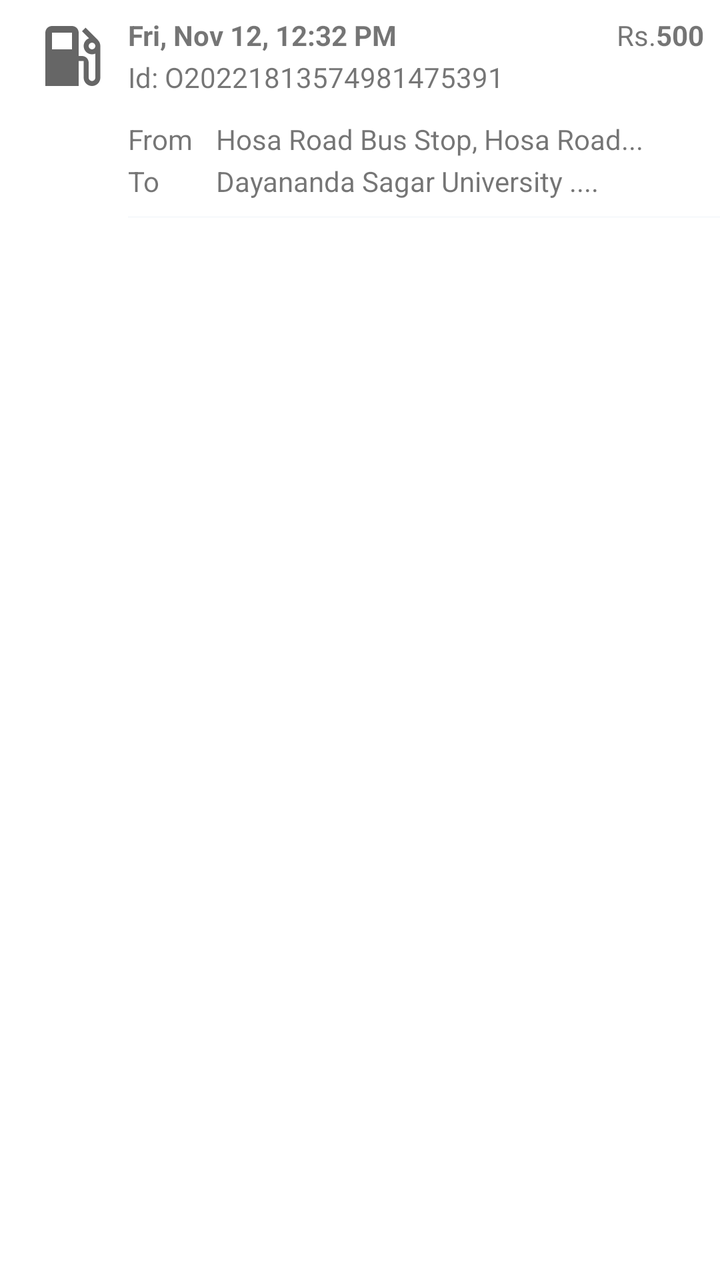
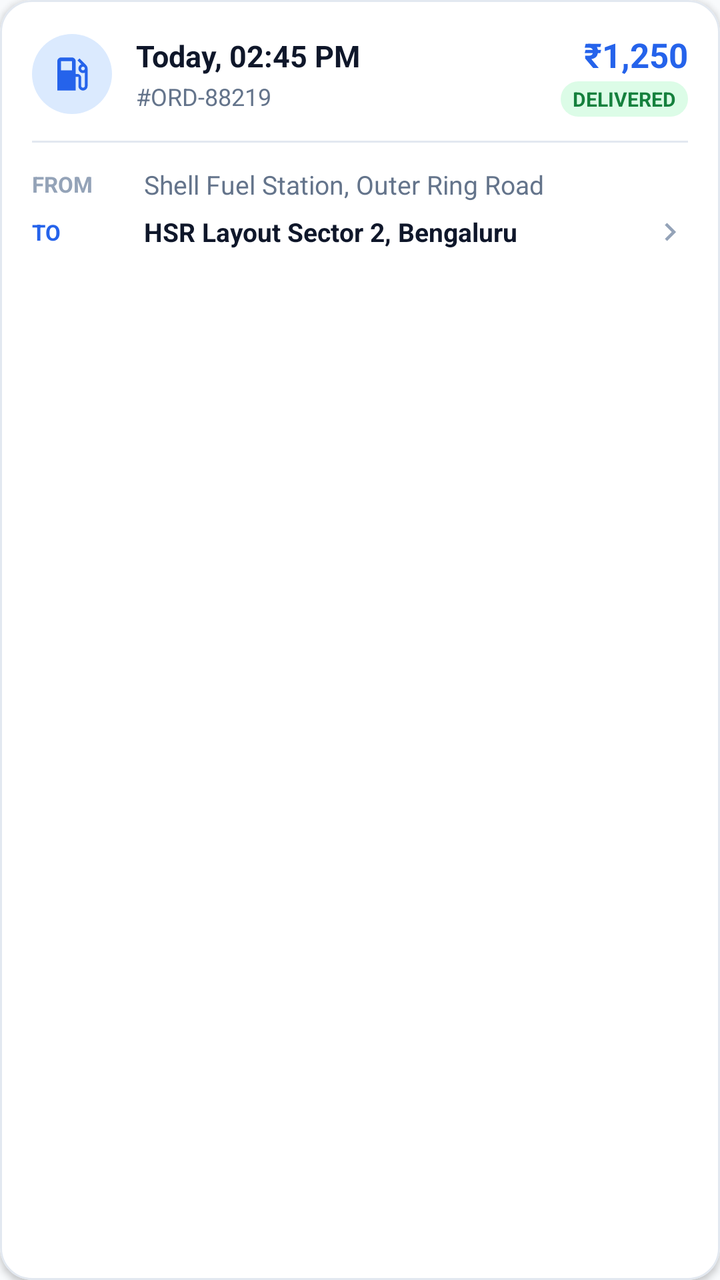

Compare the two renders of this Android layout. The source of the first and the diff that turns it into the second are given below.
<!-- AndroidManifest.xml: application theme Theme.FuelOnWheelsApp -->
<!-- res/layout/order_item.xml -->
<?xml version="1.0" encoding="utf-8"?>
<androidx.constraintlayout.widget.ConstraintLayout xmlns:android="http://schemas.android.com/apk/res/android"
    xmlns:app="http://schemas.android.com/apk/res-auto"
    android:layout_width="match_parent"
    android:layout_height="wrap_content">

    <ImageView
        android:id="@+id/imageView2"
        android:layout_width="40dp"
        android:layout_height="40dp"
        android:layout_marginStart="16dp"
        android:layout_marginTop="8dp"
        app:layout_constraintStart_toStartOf="parent"
        app:layout_constraintTop_toTopOf="parent"
        app:srcCompat="@drawable/ic_baseline_local_gas_station_24"
        android:contentDescription="@string/logo" />


    <TextView
        android:id="@+id/tv_orderId"
        android:layout_width="wrap_content"
        android:layout_height="wrap_content"
        android:layout_marginStart="8dp"
        android:text="@string/id_o20221813574981475391"
        app:layout_constraintBottom_toBottomOf="@+id/imageView2"
        app:layout_constraintStart_toEndOf="@+id/imageView2"
        app:layout_constraintTop_toTopOf="@+id/imageView2"
        app:layout_constraintVertical_bias="1.0" />

    <TextView
        android:id="@+id/tv_dateTime"
        android:layout_width="wrap_content"
        android:layout_height="wrap_content"
        android:layout_marginStart="8dp"
        android:textStyle="bold"
        android:text="@string/fri_nov_12_12_32_pm"
        app:layout_constraintStart_toEndOf="@+id/imageView2"
        app:layout_constraintTop_toTopOf="@+id/imageView2" />

    <TextView
        android:id="@+id/tv_amount"
        android:layout_width="wrap_content"
        android:layout_height="wrap_content"
        android:layout_marginEnd="8dp"
        android:text="@string/_500"
        android:textStyle="bold"
        app:layout_constraintEnd_toEndOf="parent"
        app:layout_constraintTop_toTopOf="@+id/tv_dateTime" />

    <TextView
        android:id="@+id/tv_from_address"
        android:layout_width="230dp"
        android:layout_height="wrap_content"
        android:layout_marginStart="108dp"
        android:layout_marginTop="12dp"
        android:ellipsize="end"
        android:singleLine="true"
        android:text="@string/hosa_road_bus_stop_hosa_road"
        app:layout_constraintStart_toStartOf="parent"
        app:layout_constraintTop_toBottomOf="@+id/tv_orderId" />

    <TextView
        android:id="@+id/tv_to_address"
        android:layout_width="230dp"
        android:layout_height="wrap_content"
        android:layout_marginStart="108dp"
        android:layout_marginTop="2dp"
        android:ellipsize="end"
        android:singleLine="true"
        android:text="@string/dayananda_sagar_university"
        app:layout_constraintStart_toStartOf="parent"
        app:layout_constraintTop_toBottomOf="@+id/tv_from_address" />

    <TextView
        android:id="@+id/textView11"
        android:layout_width="wrap_content"
        android:layout_height="wrap_content"
        android:layout_marginTop="12dp"
        android:text="@string/from"
        app:layout_constraintStart_toStartOf="@+id/tv_orderId"
        app:layout_constraintTop_toBottomOf="@+id/imageView2" />

    <TextView
        android:id="@+id/textView13"
        android:layout_width="wrap_content"
        android:layout_height="wrap_content"
        android:layout_marginTop="2dp"
        android:text="@string/to"
        app:layout_constraintStart_toStartOf="@+id/textView11"
        app:layout_constraintTop_toBottomOf="@+id/textView11" />

    <View
        android:layout_width="match_parent"
        android:layout_height="1dp"
        android:layout_marginTop="8dp"
        android:layout_marginStart="64dp"
        android:background="@color/fowGray"
        app:layout_constraintStart_toStartOf="@+id/textView13"
        app:layout_constraintTop_toBottomOf="@+id/tv_to_address" />

    <TextView
        android:id="@+id/textView14"
        android:layout_width="wrap_content"
        android:layout_height="wrap_content"
        android:layout_marginTop="8dp"
        android:text="@string/rs"
        app:layout_constraintEnd_toStartOf="@+id/tv_amount"
        app:layout_constraintTop_toTopOf="parent" />

</androidx.constraintlayout.widget.ConstraintLayout>
<!-- resources referenced by this layout -->
<resources>
  <color name="fowGray">#F8FAFC</color>
  <!-- drawable ic_baseline_local_gas_station_24 (drawable) -->
  <vector xmlns:android="http://schemas.android.com/apk/res/android"
      android:width="24dp"
      android:height="24dp"
      android:viewportWidth="24"
      android:viewportHeight="24"
      android:tint="?attr/colorControlNormal">
    <path
        android:fillColor="@android:color/white"
        android:pathData="M19.77,7.23l0.01,-0.01 -3.72,-3.72L15,4.56l2.11,2.11c-0.94,0.36 -1.61,1.26 -1.61,2.33 0,1.38 1.12,2.5 2.5,2.5 0.36,0 0.69,-0.08 1,-0.21v7.21c0,0.55 -0.45,1 -1,1s-1,-0.45 -1,-1L17,14c0,-1.1 -0.9,-2 -2,-2h-1L14,5c0,-1.1 -0.9,-2 -2,-2L6,3c-1.1,0 -2,0.9 -2,2v16h10v-7.5h1.5v5c0,1.38 1.12,2.5 2.5,2.5s2.5,-1.12 2.5,-2.5L20.5,9c0,-0.69 -0.28,-1.32 -0.73,-1.77zM12,10L6,10L6,5h6v5zM18,10c-0.55,0 -1,-0.45 -1,-1s0.45,-1 1,-1 1,0.45 1,1 -0.45,1 -1,1z"/>
  </vector>
  <string name="_500">500</string>
  <string name="dayananda_sagar_university">Dayananda Sagar University ....</string>
  <string name="fri_nov_12_12_32_pm">Fri, Nov 12, 12:32 PM</string>
  <string name="from">From</string>
  <string name="hosa_road_bus_stop_hosa_road">Hosa Road Bus Stop, Hosa Road...</string>
  <string name="id_o20221813574981475391">Id: O20221813574981475391</string>
  <string name="logo">logo</string>
  <string name="rs">Rs.</string>
  <string name="to">To</string>
  <style name="Theme.FuelOnWheelsApp" parent="Theme.MaterialComponents.DayNight.NoActionBar">
          
          <item name="colorPrimary">@color/colorPrimary</item>
          <item name="colorPrimaryVariant">@color/purple_700</item>
          <item name="colorOnPrimary">@color/white</item>
          
          <item name="colorSecondary">@color/colorSecondary</item>
          <item name="colorSecondaryVariant">@color/teal_700</item>
          <item name="colorOnSecondary">@color/black</item>
          
          <item name="android:statusBarColor" tools:targetApi="l">?attr/colorPrimaryVariant</item>
          
      </style>
  <color name="colorPrimary">#2563EB</color>
  <color name="purple_700">#0F172A</color>
  <color name="white">#FFFFFFFF</color>
  <color name="colorSecondary">#0F172A</color>
  <color name="teal_700">#059669</color>
  <color name="black">#0F172A</color>
</resources>

<!-- the commit's change to res/layout/order_item.xml (unified diff, before → after) -->
@@ -1,110 +1,189 @@
 <?xml version="1.0" encoding="utf-8"?>
-<androidx.constraintlayout.widget.ConstraintLayout xmlns:android="http://schemas.android.com/apk/res/android"
+<com.google.android.material.card.MaterialCardView xmlns:android="http://schemas.android.com/apk/res/android"
     xmlns:app="http://schemas.android.com/apk/res-auto"
+    xmlns:tools="http://schemas.android.com/tools"
     android:layout_width="match_parent"
-    android:layout_height="wrap_content">
+    android:layout_height="wrap_content"
+    android:layout_marginStart="16dp"
+    android:layout_marginEnd="16dp"
+    android:layout_marginBottom="12dp"
+    android:clickable="true"
+    android:focusable="true"
+    app:cardBackgroundColor="@color/surface_card"
+    app:cardCornerRadius="16dp"
+    app:cardElevation="2dp"
+    app:strokeColor="@color/card_border"
+    app:strokeWidth="1dp"
+    app:rippleColor="#1A2563EB">
 
-    <ImageView
-        android:id="@+id/imageView2"
-        android:layout_width="40dp"
-        android:layout_height="40dp"
-        android:layout_marginStart="16dp"
-        android:layout_marginTop="8dp"
-        app:layout_constraintStart_toStartOf="parent"
-        app:layout_constraintTop_toTopOf="parent"
-        app:srcCompat="@drawable/ic_baseline_local_gas_station_24"
-        android:contentDescription="@string/logo" />
+    <LinearLayout
+        android:layout_width="match_parent"
+        android:layout_height="wrap_content"
+        android:orientation="vertical"
+        android:padding="16dp">
 
+        
+        <LinearLayout
+            android:layout_width="match_parent"
+            android:layout_height="wrap_content"
+            android:gravity="center_vertical"
+            android:orientation="horizontal">
 
-    <TextView
-        android:id="@+id/tv_orderId"
-        android:layout_width="wrap_content"
-        android:layout_height="wrap_content"
-        android:layout_marginStart="8dp"
-        android:text="@string/id_o20221813574981475391"
-        app:layout_constraintBottom_toBottomOf="@+id/imageView2"
-        app:layout_constraintStart_toEndOf="@+id/imageView2"
-        app:layout_constraintTop_toTopOf="@+id/imageView2"
-        app:layout_constraintVertical_bias="1.0" />
+            <FrameLayout
+                android:layout_width="40dp"
+                android:layout_height="40dp"
+                android:background="@drawable/badge_pill_blue">
 
-    <TextView
-        android:id="@+id/tv_dateTime"
-        android:layout_width="wrap_content"
-        android:layout_height="wrap_content"
-        android:layout_marginStart="8dp"
-        android:textStyle="bold"
-        android:text="@string/fri_nov_12_12_32_pm"
-        app:layout_constraintStart_toEndOf="@+id/imageView2"
-        app:layout_constraintTop_toTopOf="@+id/imageView2" />
+                <ImageView
+                    android:id="@+id/imageView2"
+                    android:layout_width="22dp"
+                    android:layout_height="22dp"
+                    android:layout_gravity="center"
+                    android:contentDescription="@string/logo"
+                    android:src="@drawable/ic_baseline_local_gas_station_24"
+                    app:tint="@color/brand_primary" />
+            </FrameLayout>
 
-    <TextView
-        android:id="@+id/tv_amount"
-        android:layout_width="wrap_content"
-        android:layout_height="wrap_content"
-        android:layout_marginEnd="8dp"
-        android:text="@string/_500"
-        android:textStyle="bold"
-        app:layout_constraintEnd_toEndOf="parent"
-        app:layout_constraintTop_toTopOf="@+id/tv_dateTime" />
+            <LinearLayout
+                android:layout_width="0dp"
+                android:layout_height="wrap_content"
+                android:layout_marginStart="12dp"
+                android:layout_weight="1"
+                android:orientation="vertical">
 
-    <TextView
-        android:id="@+id/tv_from_address"
-        android:layout_width="230dp"
-        android:layout_height="wrap_content"
-        android:layout_marginStart="108dp"
-        android:layout_marginTop="12dp"
-        android:ellipsize="end"
-        android:singleLine="true"
-        android:text="@string/hosa_road_bus_stop_hosa_road"
-        app:layout_constraintStart_toStartOf="parent"
-        app:layout_constraintTop_toBottomOf="@+id/tv_orderId" />
+                <TextView
+                    android:id="@+id/tv_dateTime"
+                    android:layout_width="wrap_content"
+                    android:layout_height="wrap_content"
+                    android:text="Today, 02:45 PM"
+                    android:textColor="@color/brand_navy"
+                    android:textSize="15sp"
+                    android:textStyle="bold" />
 
-    <TextView
-        android:id="@+id/tv_to_address"
-        android:layout_width="230dp"
-        android:layout_height="wrap_content"
-        android:layout_marginStart="108dp"
-        android:layout_marginTop="2dp"
-        android:ellipsize="end"
-        android:singleLine="true"
-        android:text="@string/dayananda_sagar_university"
-        app:layout_constraintStart_toStartOf="parent"
-        app:layout_constraintTop_toBottomOf="@+id/tv_from_address" />
+                <TextView
+                    android:id="@+id/tv_orderId"
+                    android:layout_width="wrap_content"
+                    android:layout_height="wrap_content"
+                    android:layout_marginTop="2dp"
+                    android:text="#ORD-88219"
+                    android:textColor="@color/text_secondary"
+                    android:textSize="12sp" />
+            </LinearLayout>
 
-    <TextView
-        android:id="@+id/textView11"
-        android:layout_width="wrap_content"
-        android:layout_height="wrap_content"
-        android:layout_marginTop="12dp"
-        android:text="@string/from"
-        app:layout_constraintStart_toStartOf="@+id/tv_orderId"
-        app:layout_constraintTop_toBottomOf="@+id/imageView2" />
+            
+            <LinearLayout
+                android:layout_width="wrap_content"
+                android:layout_height="wrap_content"
+                android:gravity="end"
+                android:orientation="vertical">
 
-    <TextView
-        android:id="@+id/textView13"
-        android:layout_width="wrap_content"
-        android:layout_height="wrap_content"
-        android:layout_marginTop="2dp"
-        android:text="@string/to"
-        app:layout_constraintStart_toStartOf="@+id/textView11"
-        app:layout_constraintTop_toBottomOf="@+id/textView11" />
+                <TextView
+                    android:id="@+id/tv_amount"
+                    android:layout_width="wrap_content"
+                    android:layout_height="wrap_content"
+                    android:text="₹1,250"
+                    android:textColor="@color/brand_primary"
+                    android:textSize="17sp"
+                    android:textStyle="bold" />
 
-    <View
-        android:layout_width="match_parent"
-        android:layout_height="1dp"
-        android:layout_marginTop="8dp"
-        android:layout_marginStart="64dp"
-        android:background="@color/fowGray"
-        app:layout_constraintStart_toStartOf="@+id/textView13"
-        app:layout_constraintTop_toBottomOf="@+id/tv_to_address" />
+                <TextView
+                    android:layout_width="wrap_content"
+                    android:layout_height="wrap_content"
+                    android:layout_marginTop="2dp"
+                    android:background="@drawable/badge_pill_green"
+                    android:paddingStart="6dp"
+                    android:paddingTop="2dp"
+                    android:paddingEnd="6dp"
+                    android:paddingBottom="2dp"
+                    android:text="DELIVERED"
+                    android:textColor="@color/pill_green_text"
+                    android:textSize="10sp"
+                    android:textStyle="bold" />
+            </LinearLayout>
+        </LinearLayout>
 
-    <TextView
-        android:id="@+id/textView14"
-        android:layout_width="wrap_content"
-        android:layout_height="wrap_content"
-        android:layout_marginTop="8dp"
-        android:text="@string/rs"
-        app:layout_constraintEnd_toStartOf="@+id/tv_amount"
-        app:layout_constraintTop_toTopOf="parent" />
+        
+        <View
+            android:layout_width="match_parent"
+            android:layout_height="1dp"
+            android:layout_marginTop="12dp"
+            android:layout_marginBottom="12dp"
+            android:background="@color/card_border" />
 
-</androidx.constraintlayout.widget.ConstraintLayout>
+        
+        <LinearLayout
+            android:layout_width="match_parent"
+            android:layout_height="wrap_content"
+            android:orientation="vertical">
+
+            
+            <LinearLayout
+                android:layout_width="match_parent"
+                android:layout_height="wrap_content"
+                android:gravity="center_vertical"
+                android:orientation="horizontal">
+
+                <TextView
+                    android:id="@+id/textView11"
+                    android:layout_width="48dp"
+                    android:layout_height="wrap_content"
+                    android:text="FROM"
+                    android:textColor="@color/text_muted"
+                    android:textSize="11sp"
+                    android:textStyle="bold" />
+
+                <TextView
+                    android:id="@+id/tv_from_address"
+                    android:layout_width="0dp"
+                    android:layout_height="wrap_content"
+                    android:layout_marginStart="8dp"
+                    android:layout_weight="1"
+                    android:ellipsize="end"
+                    android:maxLines="1"
+                    android:text="Shell Fuel Station, Outer Ring Road"
+                    android:textColor="@color/text_secondary"
+                    android:textSize="13sp" />
+            </LinearLayout>
+
+            
+            <LinearLayout
+                android:layout_width="match_parent"
+                android:layout_height="wrap_content"
+                android:layout_marginTop="6dp"
+                android:gravity="center_vertical"
+                android:orientation="horizontal">
+
+                <TextView
+                    android:id="@+id/textView13"
+                    android:layout_width="48dp"
+                    android:layout_height="wrap_content"
+                    android:text="TO"
+                    android:textColor="@color/brand_primary"
+                    android:textSize="11sp"
+                    android:textStyle="bold" />
+
+                <TextView
+                    android:id="@+id/tv_to_address"
+                    android:layout_width="0dp"
+                    android:layout_height="wrap_content"
+                    android:layout_marginStart="8dp"
+                    android:layout_weight="1"
+                    android:ellipsize="end"
+                    android:maxLines="1"
+                    android:text="HSR Layout Sector 2, Bengaluru"
+                    android:textColor="@color/brand_navy"
+                    android:textSize="13sp"
+                    android:textStyle="bold" />
+
+                <ImageView
+                    android:layout_width="18dp"
+                    android:layout_height="18dp"
+                    android:layout_marginStart="8dp"
+                    android:contentDescription="@null"
+                    android:src="@drawable/ic_baseline_keyboard_arrow_right_24"
+                    app:tint="@color/text_muted" />
+            </LinearLayout>
+        </LinearLayout>
+
+    </LinearLayout>
+</com.google.android.material.card.MaterialCardView>
<!-- resource entries referenced after the edit -->
@@ -1,6 +1,48 @@
 <!-- resources referenced by this layout -->
 <resources>
-  <color name="fowGray">#F8FAFC</color>
+  <color name="brand_navy">#0F172A</color>
+  <color name="brand_primary">#2563EB</color>
+  <color name="card_border">#E2E8F0</color>
+  <color name="pill_green_text">#15803D</color>
+  <color name="surface_card">#FFFFFF</color>
+  <color name="text_muted">#94A3B8</color>
+  <color name="text_secondary">#64748B</color>
+  <!-- drawable badge_pill_blue (drawable) -->
+  <?xml version="1.0" encoding="utf-8"?>
+  <shape xmlns:android="http://schemas.android.com/apk/res/android"
+      android:shape="rectangle">
+      <solid android:color="@color/pill_blue_bg" />
+      <corners android:radius="50dp" />
+      <padding
+          android:left="10dp"
+          android:top="4dp"
+          android:right="10dp"
+          android:bottom="4dp" />
+  </shape>
+  <!-- drawable badge_pill_green (drawable) -->
+  <?xml version="1.0" encoding="utf-8"?>
+  <shape xmlns:android="http://schemas.android.com/apk/res/android"
+      android:shape="rectangle">
+      <solid android:color="@color/pill_green_bg" />
+      <corners android:radius="50dp" />
+      <padding
+          android:left="10dp"
+          android:top="4dp"
+          android:right="10dp"
+          android:bottom="4dp" />
+  </shape>
+  <!-- drawable ic_baseline_keyboard_arrow_right_24 (drawable) -->
+  <vector xmlns:android="http://schemas.android.com/apk/res/android"
+      android:width="24dp"
+      android:height="24dp"
+      android:viewportWidth="24"
+      android:viewportHeight="24"
+      android:tint="?attr/colorControlNormal"
+      android:autoMirrored="true">
+    <path
+        android:fillColor="@android:color/white"
+        android:pathData="M8.59,16.59L13.17,12 8.59,7.41 10,6l6,6 -6,6 -1.41,-1.41z"/>
+  </vector>
   <!-- drawable ic_baseline_local_gas_station_24 (drawable) -->
   <vector xmlns:android="http://schemas.android.com/apk/res/android"
       android:width="24dp"
@@ -12,33 +54,28 @@
         android:fillColor="@android:color/white"
         android:pathData="M19.77,7.23l0.01,-0.01 -3.72,-3.72L15,4.56l2.11,2.11c-0.94,0.36 -1.61,1.26 -1.61,2.33 0,1.38 1.12,2.5 2.5,2.5 0.36,0 0.69,-0.08 1,-0.21v7.21c0,0.55 -0.45,1 -1,1s-1,-0.45 -1,-1L17,14c0,-1.1 -0.9,-2 -2,-2h-1L14,5c0,-1.1 -0.9,-2 -2,-2L6,3c-1.1,0 -2,0.9 -2,2v16h10v-7.5h1.5v5c0,1.38 1.12,2.5 2.5,2.5s2.5,-1.12 2.5,-2.5L20.5,9c0,-0.69 -0.28,-1.32 -0.73,-1.77zM12,10L6,10L6,5h6v5zM18,10c-0.55,0 -1,-0.45 -1,-1s0.45,-1 1,-1 1,0.45 1,1 -0.45,1 -1,1z"/>
   </vector>
-  <string name="_500">500</string>
-  <string name="dayananda_sagar_university">Dayananda Sagar University ....</string>
-  <string name="fri_nov_12_12_32_pm">Fri, Nov 12, 12:32 PM</string>
-  <string name="from">From</string>
-  <string name="hosa_road_bus_stop_hosa_road">Hosa Road Bus Stop, Hosa Road...</string>
-  <string name="id_o20221813574981475391">Id: O20221813574981475391</string>
   <string name="logo">logo</string>
-  <string name="rs">Rs.</string>
-  <string name="to">To</string>
-  <style name="Theme.FuelOnWheelsApp" parent="Theme.MaterialComponents.DayNight.NoActionBar">
+  <style name="Theme.FuelOnWheelsApp" parent="Theme.MaterialComponents.Light.NoActionBar">
           
-          <item name="colorPrimary">@color/colorPrimary</item>
-          <item name="colorPrimaryVariant">@color/purple_700</item>
+          <item name="colorPrimary">@color/brand_primary</item>
+          <item name="colorPrimaryVariant">@color/brand_primary_dark</item>
           <item name="colorOnPrimary">@color/white</item>
           
-          <item name="colorSecondary">@color/colorSecondary</item>
-          <item name="colorSecondaryVariant">@color/teal_700</item>
-          <item name="colorOnSecondary">@color/black</item>
+          <item name="colorSecondary">@color/brand_primary</item>
+          <item name="colorSecondaryVariant">@color/brand_primary_dark</item>
+          <item name="colorOnSecondary">@color/white</item>
           
-          <item name="android:statusBarColor" tools:targetApi="l">?attr/colorPrimaryVariant</item>
+          <item name="android:windowBackground">@color/bg_slate</item>
+          <item name="android:textColorPrimary">@color/brand_navy</item>
+          <item name="android:textColorSecondary">@color/text_secondary</item>
           
+          <item name="android:statusBarColor">@color/bg_slate</item>
+          <item name="android:windowLightStatusBar">true</item>
       </style>
-  <color name="colorPrimary">#2563EB</color>
-  <color name="purple_700">#0F172A</color>
+  <color name="pill_blue_bg">#DBEAFE</color>
+  <color name="pill_green_bg">#DCFCE7</color>
+  <color name="brand_primary_dark">#1D4ED8</color>
   <color name="white">#FFFFFFFF</color>
-  <color name="colorSecondary">#0F172A</color>
-  <color name="teal_700">#059669</color>
-  <color name="black">#0F172A</color>
+  <color name="bg_slate">#F8FAFC</color>
 </resources>
 
